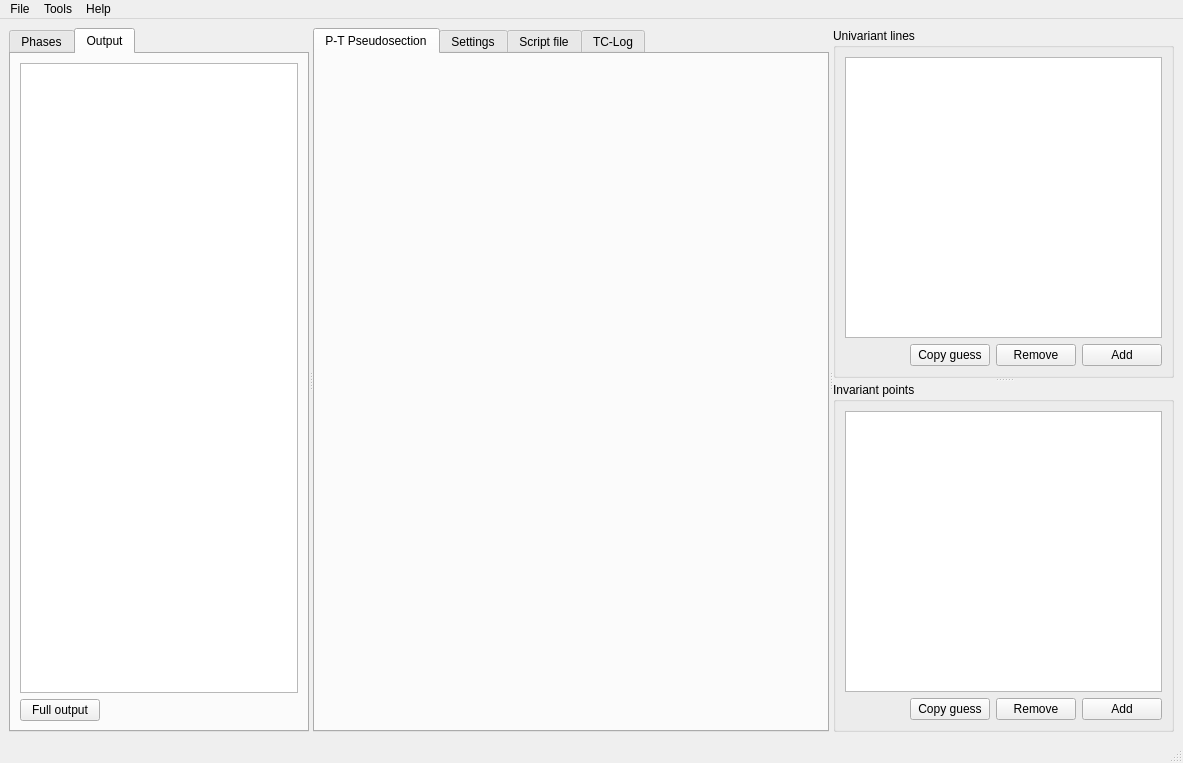
The window that pypsbuilder/ui/psbuilder.ui (ondrolexa/pypsbuilder) describes before a commit, drawn with Qt 5.
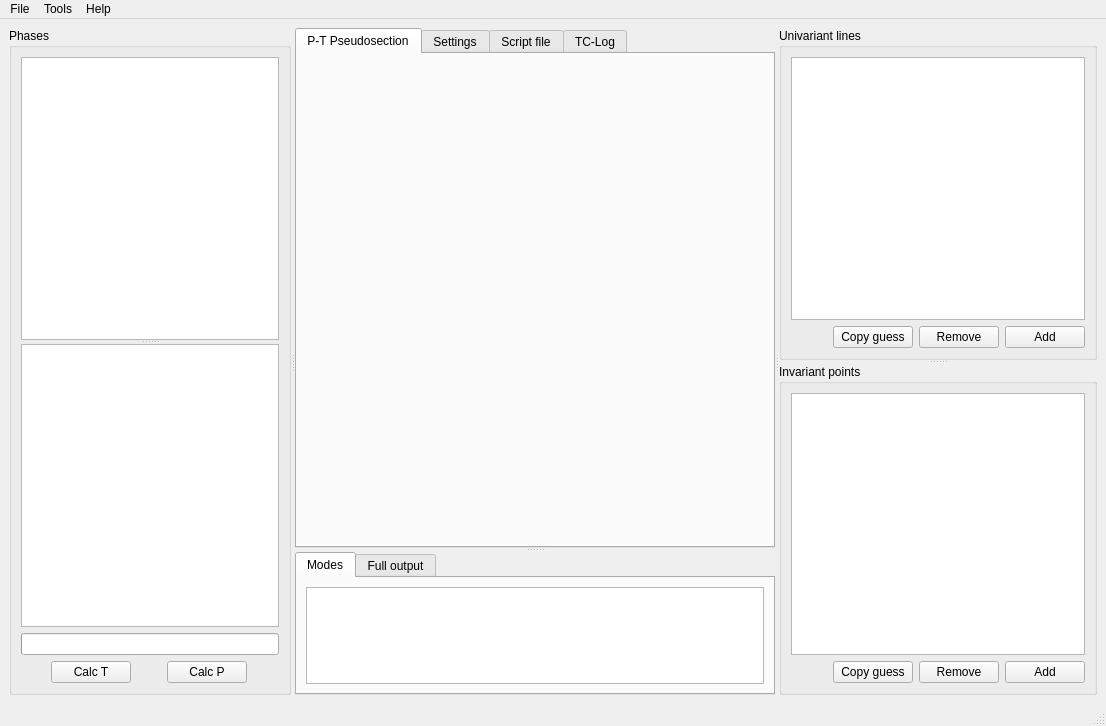
The same window after the commit. The open tabs and pages were chosen to show the change.

Commit message: Show formatted modes below plot

```diff
--- a/pypsbuilder/ui/psbuilder.ui
+++ b/pypsbuilder/ui/psbuilder.ui
@@ -6,8 +6,8 @@
    <rect>
     <x>0</x>
     <y>0</y>
-    <width>1183</width>
-    <height>763</height>
+    <width>1106</width>
+    <height>726</height>
    </rect>
   </property>
   <property name="sizePolicy">
@@ -34,18 +34,14 @@
    </property>
    <layout class="QVBoxLayout" name="verticalLayout_4">
     <item>
-     <widget class="QSplitter" name="splitter">
+     <widget class="QSplitter" name="splitter_main">
       <property name="orientation">
        <enum>Qt::Horizontal</enum>
       </property>
-      <widget class="QTabWidget" name="tabWidget">
-       <property name="currentIndex">
-        <number>0</number>
-       </property>
-       <widget class="QWidget" name="tabPhases">
-        <attribute name="title">
+      <widget class="QGroupBox" name="groupBox_3">
+       <property name="title">
          <string>Phases</string>
-        </attribute>
+       </property>
         <layout class="QVBoxLayout" name="verticalLayout">
          <item>
           <widget class="QSplitter" name="splitter_2">
@@ -64,12 +60,6 @@
             </property>
            </widget>
            <widget class="QListView" name="outview">
-            <property name="sizePolicy">
-             <sizepolicy hsizetype="Expanding" vsizetype="Expanding">
-              <horstretch>0</horstretch>
-              <verstretch>0</verstretch>
-             </sizepolicy>
-            </property>
             <property name="spacing">
              <number>4</number>
             </property>
@@ -93,7 +83,10 @@
           </widget>
          </item>
          <item>
-          <layout class="QHBoxLayout" name="horizontalLayout" stretch="0,0,0">
+         <layout class="QHBoxLayout" name="horizontalLayout_5">
+          <property name="sizeConstraint">
+           <enum>QLayout::SetDefaultConstraint</enum>
+          </property>
            <item>
             <widget class="QPushButton" name="pushCalcTatP">
              <property name="sizePolicy">
@@ -109,7 +102,7 @@
               </size>
              </property>
              <property name="text">
-              <string>Calc T(P)</string>
+             <string>Calc T</string>
              </property>
             </widget>
            </item>
@@ -128,62 +121,18 @@
               </size>
              </property>
              <property name="text">
-              <string>Calc P(T)</string>
+             <string>Calc P</string>
              </property>
             </widget>
            </item>
-           <item>
-            <spacer name="horizontalSpacer_5">
-             <property name="orientation">
-              <enum>Qt::Horizontal</enum>
-             </property>
-             <property name="sizeHint" stdset="0">
-              <size>
-               <width>40</width>
-               <height>20</height>
-              </size>
-             </property>
-            </spacer>
-           </item>
           </layout>
          </item>
         </layout>
        </widget>
-       <widget class="QWidget" name="tabOutput">
-        <attribute name="title">
-         <string>Output</string>
-        </attribute>
-        <layout class="QVBoxLayout" name="verticalLayout_5">
-         <item>
-          <widget class="QPlainTextEdit" name="textOutput"/>
-         </item>
-         <item>
-          <layout class="QHBoxLayout" name="horizontalLayout_5">
-           <item>
-            <widget class="QPushButton" name="pushFullOutput">
-             <property name="text">
-              <string>Full output</string>
-             </property>
-            </widget>
-           </item>
-           <item>
-            <spacer name="horizontalSpacer_7">
+      <widget class="QSplitter" name="splitter">
              <property name="orientation">
-              <enum>Qt::Horizontal</enum>
-             </property>
-             <property name="sizeHint" stdset="0">
-              <size>
-               <width>40</width>
-               <height>20</height>
-              </size>
-             </property>
-            </spacer>
-           </item>
-          </layout>
-         </item>
-        </layout>
-       </widget>
-      </widget>
+        <enum>Qt::Vertical</enum>
+       </property>
       <widget class="QTabWidget" name="tabMain">
        <property name="sizePolicy">
         <sizepolicy hsizetype="Expanding" vsizetype="Preferred">
@@ -639,6 +588,32 @@
         </layout>
        </widget>
       </widget>
+       <widget class="QTabWidget" name="tabOutput">
+        <property name="currentIndex">
+         <number>0</number>
+        </property>
+        <widget class="QWidget" name="tab">
+         <attribute name="title">
+          <string>Modes</string>
+         </attribute>
+         <layout class="QHBoxLayout" name="horizontalLayout">
+          <item>
+           <widget class="QPlainTextEdit" name="textOutput"/>
+          </item>
+         </layout>
+        </widget>
+        <widget class="QWidget" name="tab_2">
+         <attribute name="title">
+          <string>Full output</string>
+         </attribute>
+         <layout class="QHBoxLayout" name="horizontalLayout_8">
+          <item>
+           <widget class="QPlainTextEdit" name="textFullOutput"/>
+          </item>
+         </layout>
+        </widget>
+       </widget>
+      </widget>
       <widget class="QSplitter" name="tc_splitter">
        <property name="orientation">
         <enum>Qt::Vertical</enum>
@@ -814,7 +789,7 @@
     <rect>
      <x>0</x>
      <y>0</y>
-     <width>1183</width>
+     <width>1106</width>
      <height>19</height>
     </rect>
    </property>
```
Lines whose indentation alone changed are shown as unchanged. The commit also changes 2 other files.
